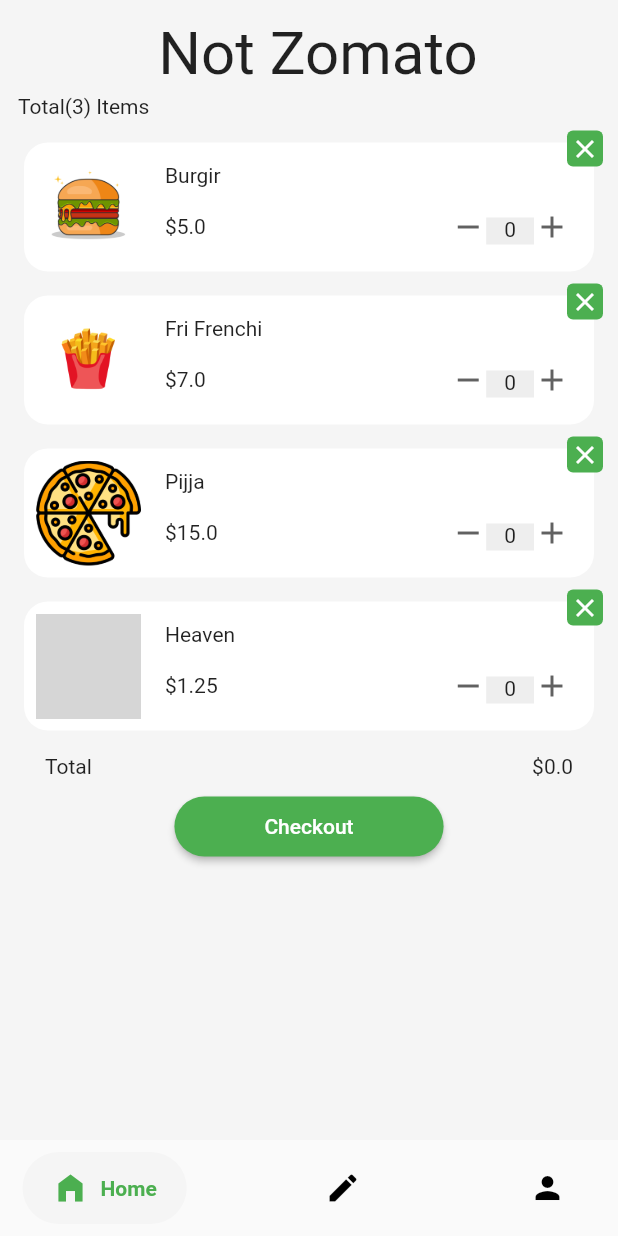
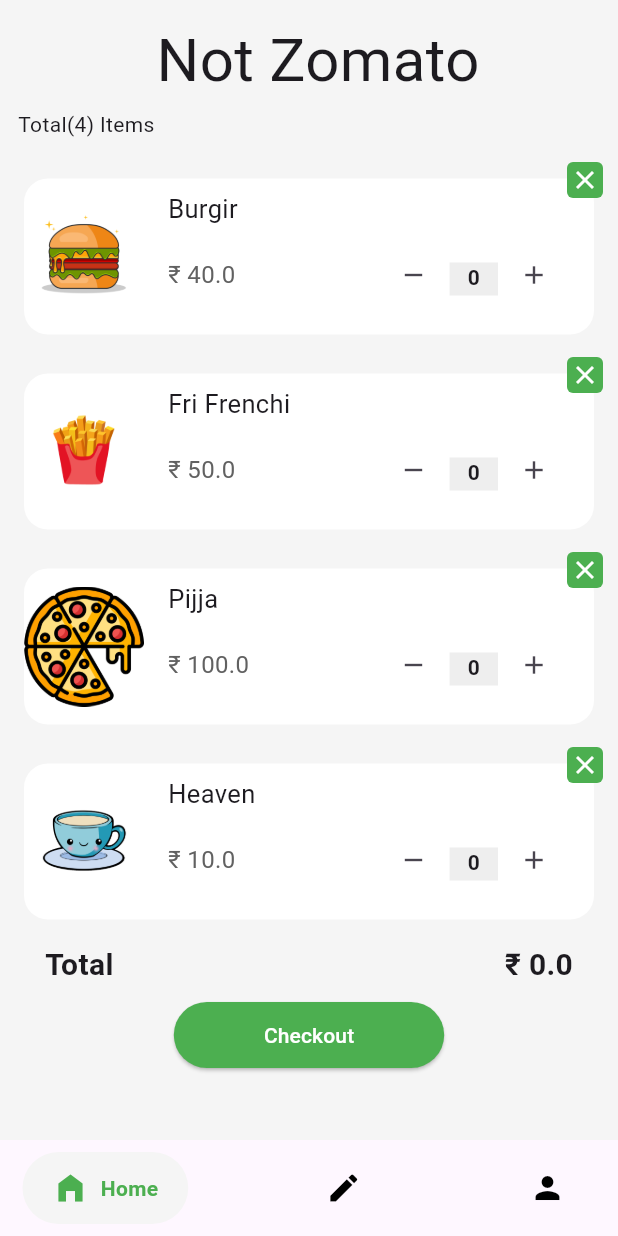
Before and after one commit to ravipatel0508/Billing-App-Flutter, a Flutter app: the screen it shows after launch, on a phone screen of 412 x 824 dp. Run offline on Flutter 3.47's test engine with Material 2 defaults, Android fonts, the phone set to English and light mode, and no system bars; drawn by our look-alikes of google_nav_bar; our stand-ins replace flutter_svg, google_fonts, open_file; missing offline and left inert: syncfusion_flutter_pdf; Roboto replaces fonts that are missing (Sansita); grey boxes are pictures that could not be loaded.

Commit message:
Updated BillingApp

```diff
--- a/lib/data/data.dart
+++ b/lib/data/data.dart
@@ -1,14 +1,7 @@
-class Data{
-
+class Data {
   List<String> itemName = ["Burgir", "Fri Frenchi", "Pijja", "Heaven"];
-  List<double> itemPrice = [5.0, 7.0, 15.0, 1.25];
-  List<String> itemImage = [
-    'assets/Images/burger.png',
-    'assets/Images/fries.png',
-    'assets/Images/pizza.png',
-    'assets/Images/tea.png'
-  ];
+  List<double> itemPrice = [40.0, 50.0, 100.0, 10];
+  List<String> itemImage = ['assets/Images/burger.png', 'assets/Images/fries.png', 'assets/Images/pizza.png', 'assets/Images/tea.png'];
   List<int> itemCount = [0, 0, 0, 0];
   List<double> cost = [0.0, 0.0, 0.0, 0.0];
-
 }
--- a/lib/main.dart
+++ b/lib/main.dart
@@ -7,10 +7,12 @@
 import 'package:provider/provider.dart';
 
 void main() {
-  runApp(ChangeNotifierProvider(
+  runApp(
+    ChangeNotifierProvider(
       create: (context) => ItemCount(),
       child: MyApp(),
-  ));
+    ),
+  );
 }
 
 class MyApp extends StatelessWidget {
@@ -19,8 +21,12 @@
   @override
   Widget build(BuildContext context) {
     return MaterialApp(
+      debugShowCheckedModeBanner: false,
       title: 'Billling App',
-      home: SafeArea(child: MainPage()),
+      theme: ThemeData(
+        useMaterial3: true,
+      ),
+      home: MainPage(),
     );
   }
 }
@@ -68,6 +74,7 @@
           selectedIndex: context.watch<ItemCount>().currentIndex,
           onTabChange: (value) => context.read<ItemCount>().setIndex(value),
         ),
-        ));
+      ),
+    );
   }
 }
--- a/lib/provider/item.dart
+++ b/lib/provider/item.dart
@@ -2,12 +2,10 @@
 import 'package:flutter/cupertino.dart';
 
 class ItemCount extends ChangeNotifier {
-
   Data data = Data();
 
   int _currentIndex = 0;
   double _totalCost = 0;
-
 
   int get currentIndex => _currentIndex;
   double get totalCost => _totalCost;
@@ -52,11 +50,10 @@
     notifyListeners();
   }
 
-  void resetItemCount(int index){
+  void resetItemCount(int index) {
     data.itemCount[index] = 0;
     data.cost[index] = data.itemPrice[index] * data.itemCount[index];
     totalPrice();
     notifyListeners();
   }
-
 }
--- a/lib/screens/homePage/home_page.dart
+++ b/lib/screens/homePage/home_page.dart
@@ -1,36 +1,39 @@
+import 'dart:developer';
+
 import 'package:billing_application/data/data.dart';
 import 'package:billing_application/provider/item.dart';
 import 'package:flutter/material.dart';
 import 'package:google_fonts/google_fonts.dart';
 import 'package:provider/provider.dart';
 
-import 'pdfGenerator.dart';
+import 'pdf_generator.dart';
 
-class HomePage extends StatefulWidget {
-  @override
-  _HomePageState createState() => _HomePageState();
-}
-
-class _HomePageState extends State<HomePage> {
+class HomePage extends StatelessWidget {
+  final Data data = Data();
 
   @override
   Widget build(BuildContext context) {
+    log('HomePage');
     return Scaffold(
       resizeToAvoidBottomInset: false,
       backgroundColor: Colors.grey.shade100,
       body: Consumer<ItemCount>(
         builder: (context, value, child) {
-          return Builder(
-            builder: (context) {
           return ListView(
             children: <Widget>[
               createHeader(),
               createSubTitle(),
-                  createCartList(),
+              createCartList(value),
+              // ListView.builder(
+              //   shrinkWrap: true,
+              //   primary: false,
+              //   itemCount: data.itemImage.length,
+              //   itemBuilder: (context, position) {
+              //     return cartList(position);
+              //   },
+              // ),
               footer(context, value),
             ],
-              );
-            },
           );
         },
       ),
@@ -51,26 +54,28 @@
                 margin: EdgeInsets.only(left: 30),
                 child: Text(
                   "Total",
+                  style: TextStyle(fontWeight: FontWeight.bold, fontSize: 20),
                 ),
               ),
               Container(
                 margin: EdgeInsets.only(right: 30),
                 child: Text(
-                  '\$${value.totalCost}',
+                  '\₹ ${value.totalCost}',
+                  style: TextStyle(fontWeight: FontWeight.bold, fontSize: 20),
                 ),
               ),
             ],
           ),
           SizedBox(height: 8),
-          RaisedButton(
+          ElevatedButton(
             onPressed: () async {
-              await pdfGenerator(
-                  value.itemName, value.itemPrice, value.itemCount, value.cost);
+              await pdfGenerator(value.itemName, value.itemPrice, value.itemCount, value.cost);
             },
-            color: Colors.green,
+            style: ElevatedButton.styleFrom(
+              backgroundColor: Colors.green,
               padding: EdgeInsets.only(top: 12, left: 60, right: 60, bottom: 12),
-            shape: RoundedRectangleBorder(
-                borderRadius: BorderRadius.all(Radius.circular(24))),
+              shape: RoundedRectangleBorder(borderRadius: BorderRadius.all(Radius.circular(24))),
+            ),
             child: Text(
               "Checkout",
               style: TextStyle(color: Colors.white),
@@ -97,40 +102,136 @@
     return Container(
       alignment: Alignment.topLeft,
       child: Text(
-        "Total(3) Items",
+        "Total(${data.itemImage.length}) Items",
       ),
       margin: EdgeInsets.only(left: 12, top: 4),
     );
   }
 
-  createCartList() {
-    Data data = Data();
+  // cartList(int position) {
+  //   return Stack(
+  //     children: <Widget>[
+  //       Container(
+  //         margin: EdgeInsets.only(left: 16, right: 16, top: 16),
+  //         decoration: BoxDecoration(color: Colors.white, borderRadius: BorderRadius.all(Radius.circular(16))),
+  //         child: Row(
+  //           children: <Widget>[
+  //             Container(
+  //               margin: EdgeInsets.only(right: 8, left: 8, top: 8, bottom: 8),
+  //               width: 70,
+  //               height: 70,
+  //               decoration: BoxDecoration(
+  //                   borderRadius: BorderRadius.all(Radius.circular(14)),
+  //                   color: Colors.white,
+  //                   image: DecorationImage(image: AssetImage(data.itemImage[position]))),
+  //             ),
+  //             Expanded(
+  //               child: Container(
+  //                 padding: const EdgeInsets.all(8.0),
+  //                 child: Column(
+  //                   mainAxisSize: MainAxisSize.max,
+  //                   crossAxisAlignment: CrossAxisAlignment.start,
+  //                   children: <Widget>[
+  //                     Container(
+  //                       padding: EdgeInsets.only(right: 8, top: 4),
+  //                       child: Text(
+  //                         context.watch<ItemCount>().itemName[position],
+  //                         maxLines: 2,
+  //                         softWrap: true,
+  //                       ),
+  //                     ),
+  //                     SizedBox(height: 6),
+  //                     Container(
+  //                       child: Row(
+  //                         mainAxisAlignment: MainAxisAlignment.spaceBetween,
+  //                         children: <Widget>[
+  //                           Text(
+  //                             '\$${context.watch<ItemCount>().itemPrice[position]}',
+  //                           ),
+  //                           Padding(
+  //                             padding: const EdgeInsets.all(8.0),
+  //                             child: Row(
+  //                               mainAxisAlignment: MainAxisAlignment.center,
+  //                               crossAxisAlignment: CrossAxisAlignment.end,
+  //                               children: <Widget>[
+  //                                 InkWell(
+  //                                   onTap: () => context.read<ItemCount>().decrement(position),
+  //                                   child: Icon(
+  //                                     Icons.remove,
+  //                                     size: 24,
+  //                                     color: Colors.grey.shade700,
+  //                                   ),
+  //                                 ),
+  //                                 Container(
+  //                                   color: Colors.grey.shade200,
+  //                                   padding: const EdgeInsets.only(bottom: 2, right: 12, left: 12),
+  //                                   child: Text(
+  //                                     '${context.watch<ItemCount>().itemCount[position]}',
+  //                                   ),
+  //                                 ),
+  //                                 InkWell(
+  //                                   onTap: () => context.read<ItemCount>().increment(position),
+  //                                   child: Icon(
+  //                                     Icons.add,
+  //                                     size: 24,
+  //                                     color: Colors.grey.shade700,
+  //                                   ),
+  //                                 )
+  //                               ],
+  //                             ),
+  //                           )
+  //                         ],
+  //                       ),
+  //                     ),
+  //                   ],
+  //                 ),
+  //               ),
+  //               flex: 100,
+  //             )
+  //           ],
+  //         ),
+  //       ),
+  //       Align(
+  //         alignment: Alignment.topRight,
+  //         child: Container(
+  //           width: 24,
+  //           height: 24,
+  //           alignment: Alignment.center,
+  //           margin: EdgeInsets.only(right: 10, top: 8),
+  //           child: InkWell(
+  //             onTap: () => context.read<ItemCount>().resetItemCount(position),
+  //             child: Icon(
+  //               Icons.close,
+  //               color: Colors.white,
+  //               size: 20,
+  //             ),
+  //           ),
+  //           decoration: BoxDecoration(borderRadius: BorderRadius.all(Radius.circular(4)), color: Colors.green),
+  //         ),
+  //       )
+  //     ],
+  //   );
+  // }
 
+  createCartList(ItemCount value) {
     return ListView.builder(
       shrinkWrap: true,
       primary: false,
       itemCount: data.itemImage.length,
-      itemBuilder: (context, position) {
+      itemBuilder: (context, index) {
         return Stack(
           children: <Widget>[
             Container(
-              margin: EdgeInsets.only(left: 16, right: 16, top: 16),
-              decoration: BoxDecoration(
-                  color: Colors.white,
-                  borderRadius: BorderRadius.all(Radius.circular(16))),
+              margin: EdgeInsets.only(left: 16, right: 16, top: 26),
+              decoration: BoxDecoration(color: Colors.white, borderRadius: BorderRadius.all(Radius.circular(16))),
               child: Row(
                 children: <Widget>[
-                  Container(
-                    margin:
-                        EdgeInsets.only(right: 8, left: 8, top: 8, bottom: 8),
-                    width: 70,
-                    height: 70,
-                    decoration: BoxDecoration(
-                        borderRadius: BorderRadius.all(Radius.circular(14)),
-                        color: Colors.white,
-                        image: DecorationImage(
-                            image: AssetImage(data.itemImage[position]))),
+                  Image.asset(
+                    data.itemImage[index],
+                    height: 80,
+                    width: 80,
                   ),
+                  SizedBox(width: 8),
                   Expanded(
                     child: Container(
                       padding: const EdgeInsets.all(8.0),
@@ -138,21 +239,16 @@
                         mainAxisSize: MainAxisSize.max,
                         crossAxisAlignment: CrossAxisAlignment.start,
                         children: <Widget>[
-                          Container(
-                            padding: EdgeInsets.only(right: 8, top: 4),
-                            child: Text(
-                              context.watch<ItemCount>().itemName[position],
-                              maxLines: 2,
-                              softWrap: true,
+                          Text(
+                            value.itemName[index],
+                            style: TextStyle(fontSize: 17),
                           ),
-                          ),
-                          SizedBox(height: 6),
-                          Container(
-                            child: Row(
+                          Row(
                             mainAxisAlignment: MainAxisAlignment.spaceBetween,
                             children: <Widget>[
                               Text(
-                                  '\$${context.watch<ItemCount>().itemPrice[position]}',
+                                '\₹ ${value.itemPrice[index]}',
+                                style: TextStyle(fontSize: 16, color: Colors.grey.shade700),
                               ),
                               Padding(
                                 padding: const EdgeInsets.all(8.0),
@@ -160,44 +256,51 @@
                                   mainAxisAlignment: MainAxisAlignment.center,
                                   crossAxisAlignment: CrossAxisAlignment.end,
                                   children: <Widget>[
-                                      InkWell(
-                                        onTap: () => context
-                                            .read<ItemCount>()
-                                            .decrement(position),
-                                        child: Icon(
-                                          Icons.remove,
-                                          size: 24,
-                                          color: Colors.grey.shade700,
+                                    IconButton(
+                                      padding: EdgeInsets.zero,
+                                      iconSize: 20,
+                                      onPressed: () => value.decrement(index),
+                                      icon: Icon(Icons.remove),
+                                    ),
+                                    // InkWell(
+                                    //   onTap: () => value.decrement(index),
+                                    //   child: Icon(
+                                    //     Icons.remove,
+                                    //     size: 24,
+                                    //     color: Colors.grey.shade700,
+                                    //   ),
+                                    // ),
+                                    Container(
+                                      margin: EdgeInsets.only(bottom: 10),
+                                      color: Colors.grey.shade200,
+                                      padding: const EdgeInsets.only(bottom: 2, right: 12, left: 12),
+                                      child: Text(
+                                        '${context.watch<ItemCount>().itemCount[index]}',
+                                        style: TextStyle(fontWeight: FontWeight.bold),
                                       ),
                                     ),
-                                      Container(
-                                        color: Colors.grey.shade200,
-                                        padding: const EdgeInsets.only(
-                                            bottom: 2, right: 12, left: 12),
-                                        child: Text(
-                                          '${context.watch<ItemCount>().itemCount[position]}',
+                                    IconButton(
+                                      padding: EdgeInsets.zero,
+                                      iconSize: 20,
+                                      onPressed: () => value.increment(index),
+                                      icon: Icon(Icons.add),
                                     ),
-                                      ),
-                                      InkWell(
-                                        onTap: () => context
-                                            .read<ItemCount>()
-                                            .increment(position),
-                                        child: Icon(
-                                          Icons.add,
-                                          size: 24,
-                                          color: Colors.grey.shade700,
-                                        ),
-                                      )
+                                    // InkWell(
+                                    //   onTap: () => value.increment(index),
+                                    //   child: Icon(
+                                    //     Icons.add,
+                                    //     size: 24,
+                                    //     color: Colors.grey.shade700,
+                                    //   ),
+                                    // ),
                                   ],
                                 ),
                               )
                             ],
                           ),
-                          ),
                         ],
                       ),
                     ),
-                    flex: 100,
                   )
                 ],
               ),
@@ -208,18 +311,16 @@
                 width: 24,
                 height: 24,
                 alignment: Alignment.center,
-                margin: EdgeInsets.only(right: 10, top: 8),
+                margin: EdgeInsets.only(right: 10, top: 15),
                 child: InkWell(
-                  onTap: () => context.read<ItemCount>().resetItemCount(position),
+                  onTap: () => value.resetItemCount(index),
                   child: Icon(
                     Icons.close,
                     color: Colors.white,
                     size: 20,
                   ),
                 ),
-                decoration: BoxDecoration(
-                    borderRadius: BorderRadius.all(Radius.circular(4)),
-                    color: Colors.green),
+                decoration: BoxDecoration(borderRadius: BorderRadius.all(Radius.circular(4)), color: Colors.green),
               ),
             )
           ],
```
Also changed, not shown: lib/screens/homePage/pdf_generator.dart (added, +177 -0 lines), assets/Images/404.png (added), assets/Images/tea.png (added), lib/screens/roughDart.dart (added), pubspec.lock, 9 other files. Lines whose indentation alone changed are shown as unchanged.
